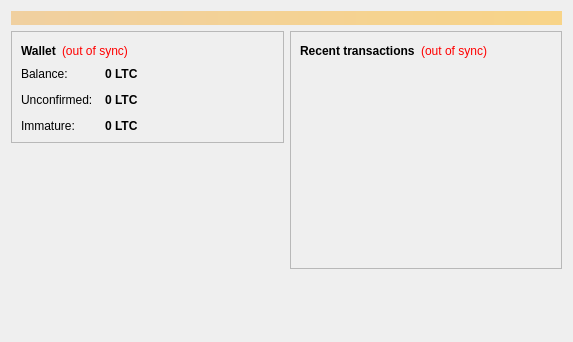
The window that src/qt/forms/overviewpage.ui (ero23/mediterraneancoin) describes before a commit, drawn with Qt 5.
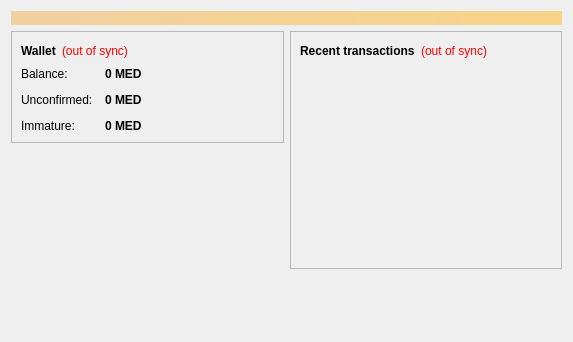
The same window after the commit.

```diff
--- a/src/qt/forms/overviewpage.ui
+++ b/src/qt/forms/overviewpage.ui
@@ -122,7 +122,7 @@
                <string>Your current balance</string>
               </property>
               <property name="text">
-               <string notr="true">0 LTC</string>
+               <string notr="true">0 MED</string>
               </property>
               <property name="textInteractionFlags">
                <set>Qt::LinksAccessibleByMouse|Qt::TextSelectableByKeyboard|Qt::TextSelectableByMouse</set>
@@ -151,7 +151,7 @@
                <string>Total of transactions that have yet to be confirmed, and do not yet count toward the current balance</string>
               </property>
               <property name="text">
-               <string notr="true">0 LTC</string>
+               <string notr="true">0 MED</string>
               </property>
               <property name="textInteractionFlags">
                <set>Qt::LinksAccessibleByMouse|Qt::TextSelectableByKeyboard|Qt::TextSelectableByMouse</set>
@@ -177,7 +177,7 @@
                <string>Mined balance that has not yet matured</string>
               </property>
               <property name="text">
-               <string notr="true">0 LTC</string>
+               <string notr="true">0 MED</string>
               </property>
               <property name="textInteractionFlags">
                <set>Qt::LinksAccessibleByMouse|Qt::TextSelectableByKeyboard|Qt::TextSelectableByMouse</set>
```
